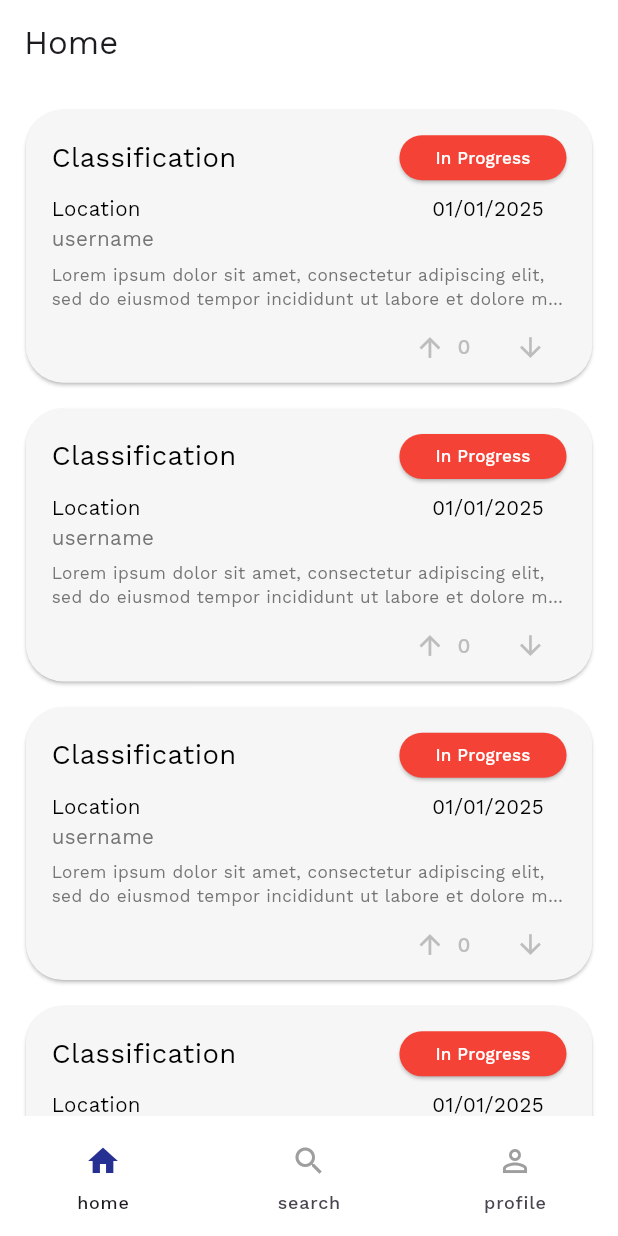
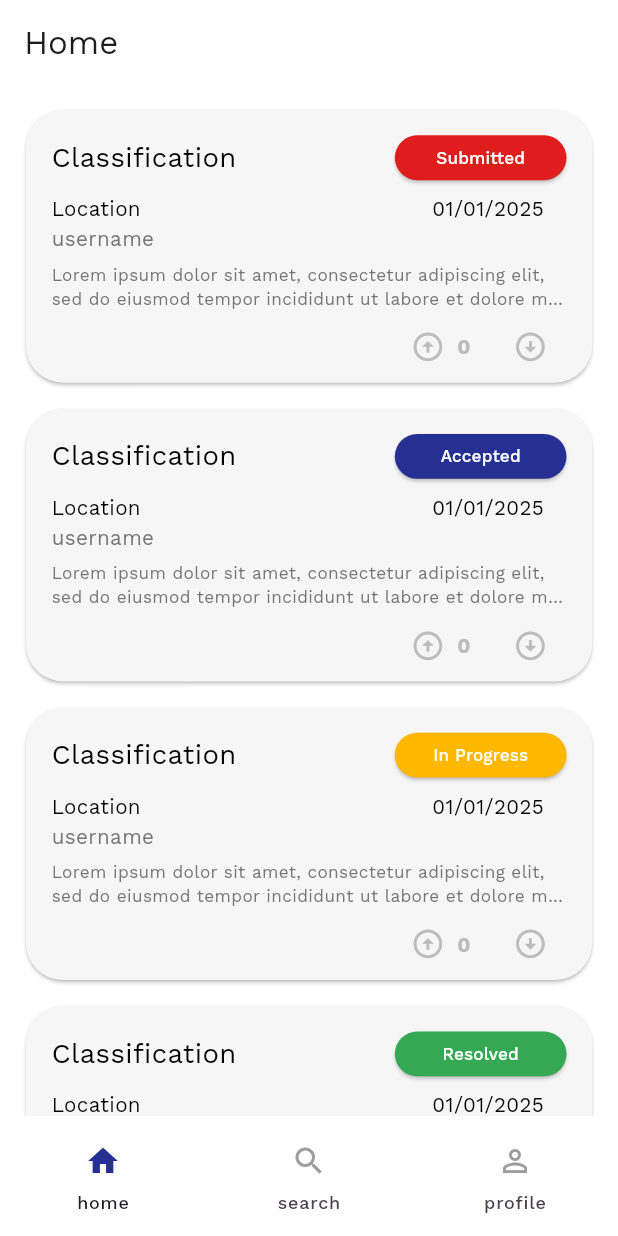
Before and after one commit to omnomdondon/E-ALERTO, a Flutter app: the HomeScreen screen opened by its route, on a phone screen of 412 x 824 dp. Run offline on Flutter 3.47's test engine with Material 3 defaults, Android fonts, the phone set to English and light mode, and no system bars; our stand-ins replace flutter_screenutil, go_router, google_fonts.

Commit message:
Add upvote function post card; to add detail screen

```diff
--- a/lib/constants.dart
+++ b/lib/constants.dart
@@ -1,3 +1,10 @@
 import 'package:flutter/material.dart';
 
 const Color COLOR_PRIMARY = Color.fromARGB(255, 38, 48, 146);
+
+// Status Colors:
+const Color COLOR_SUBMITTED = Color.fromARGB(255, 223, 29, 28);
+const Color COLOR_ACCEPTED = Color.fromARGB(255, 38, 48, 146);
+const Color COLOR_INPROGRESS = Color.fromARGB(255, 255, 183, 0);
+const Color COLOR_RESOLVED = Color.fromARGB(255, 52, 168, 83);
+const Color COLOR_DEFAULT = Color.fromARGB(255, 97, 100, 107);
--- a/lib/view/screens/home_screen.dart
+++ b/lib/view/screens/home_screen.dart
@@ -18,12 +18,19 @@ class HomeScreen extends StatelessWidget {
             reportNumber: '1',
             classification: 'Classification',
             location: 'Location',
-            status: 'In Progress', //TODO: Change color depending on status
+            status: 'Submitted', //TODO: Change color depending on status
             date: '01/01/2025',
             username: 'username',
             description: 'Lorem ipsum dolor sit amet, consectetur adipiscing elit, sed do eiusmod tempor incididunt ut labore et dolore magna aliqua',
-            upVotes: 0,
-            downVotes: 0,
+          ),
+          PostCard(
+            reportNumber: '1',
+            classification: 'Classification',
+            location: 'Location',
+            status: 'Accepted', //TODO: Change color depending on status
+            date: '01/01/2025',
+            username: 'username',
+            description: 'Lorem ipsum dolor sit amet, consectetur adipiscing elit, sed do eiusmod tempor incididunt ut labore et dolore magna aliqua',
           ),
           PostCard(
             reportNumber: '1',
@@ -33,30 +40,24 @@ class HomeScreen extends StatelessWidget {
             date: '01/01/2025',
             username: 'username',
             description: 'Lorem ipsum dolor sit amet, consectetur adipiscing elit, sed do eiusmod tempor incididunt ut labore et dolore magna aliqua',
-            upVotes: 0,
-            downVotes: 0,
           ),
           PostCard(
             reportNumber: '1',
             classification: 'Classification',
             location: 'Location',
-            status: 'In Progress', //TODO: Change color depending on status
+            status: 'Resolved', //TODO: Change color depending on status
             date: '01/01/2025',
             username: 'username',
             description: 'Lorem ipsum dolor sit amet, consectetur adipiscing elit, sed do eiusmod tempor incididunt ut labore et dolore magna aliqua',
-            upVotes: 0,
-            downVotes: 0,
           ),
           PostCard(
             reportNumber: '1',
             classification: 'Classification',
             location: 'Location',
-            status: 'In Progress', //TODO: Change color depending on status
+            status: 'Declined', //TODO: Change color depending on status
             date: '01/01/2025',
             username: 'username',
             description: 'Lorem ipsum dolor sit amet, consectetur adipiscing elit, sed do eiusmod tempor incididunt ut labore et dolore magna aliqua',
-            upVotes: 0,
-            downVotes: 0,
           )
         ],
       ),
--- a/lib/view/widgets/post_card.dart
+++ b/lib/view/widgets/post_card.dart
@@ -11,9 +11,8 @@ class PostCard extends StatefulWidget {
   final String username;
   final String description;
   final String image;
-  final int upVotes;
-  final int downVotes;
-  final int totalVote;
+  int initialUpVotes;
+  int initialDownVotes;
 
   PostCard({
     super.key,
@@ -25,9 +24,8 @@ class PostCard extends StatefulWidget {
     required this.username,
     required this.description,
     this.image = '',
-    required this.upVotes,
-    required this.downVotes,
-    this.totalVote = 0,
+    this.initialUpVotes = 0,
+    this.initialDownVotes = 0,
   });
 
   @override
@@ -35,6 +33,50 @@ class PostCard extends StatefulWidget {
 }
 
 class _PostCardState extends State<PostCard> {
+  int upVotes = 0;
+  int downVotes = 0;
+  int totalVote = 0;
+  int userVote = 0; // 1 for upvote, -1 for downvote, 0 for neutral
+
+  @override
+  void initState() {
+    super.initState();
+    upVotes = widget.initialUpVotes;
+    downVotes = widget.initialDownVotes;
+    totalVote = upVotes - downVotes;
+  }
+
+  void vote(int voteType) {
+    setState(() {
+      if (userVote == voteType) {
+        // If the user clicks the same vote, reset it
+        if (voteType == 1) {
+          upVotes--;
+        } else {
+          downVotes--;
+        }
+        userVote = 0;
+      } else {
+        // Remove previous vote if exists
+        if (userVote == 1) {
+          upVotes--;
+        } else if (userVote == -1) {
+          downVotes--;
+        }
+
+        // Apply new vote
+        if (voteType == 1) {
+          upVotes++;
+        } else {
+          downVotes++;
+        }
+
+        userVote = voteType;
+      }
+      totalVote = upVotes - downVotes;
+    });
+  }
+
   @override
   Widget build(BuildContext context) {
     return GestureDetector(
@@ -67,9 +109,9 @@ class _PostCardState extends State<PostCard> {
                   ElevatedButton(
                     onPressed: () {},
                     style:  ElevatedButton.styleFrom(
-                      backgroundColor: Colors.red,// Set background color
-                      minimumSize: const Size(90, 30), // Ensures a minimum width and height
-                      maximumSize: const Size(150, 50),
+                      backgroundColor: getStatusColor(widget.status),// Set background color
+                      minimumSize: Size(ScreenUtil().setWidth(100), ScreenUtil().setHeight(25)), // Ensures a minimum width and height
+                      //maximumSize: const Size(150, 50),
                     ),
                     child: Text(widget.status,
                       style: TextStyle(
@@ -138,25 +180,27 @@ class _PostCardState extends State<PostCard> {
                 mainAxisAlignment: MainAxisAlignment.end,
                 children: [
                   TextButton.icon(
-                    onPressed: () {},
-                    icon: Icon(Icons.arrow_upward, size: ScreenUtil().setSp(18)),
-                    label: Text(widget.totalVote.toString(),
+                    onPressed: () {
+                      vote(1);
+                    },
+                    icon: Icon(Icons.arrow_circle_up, size: ScreenUtil().setSp(20), color: userVote == 1 ? COLOR_PRIMARY : Colors.grey.shade400, weight: 20,),
+                    label: Text(totalVote.toString(),
                       style: TextStyle(
-                        color: Colors.grey.shade400,
+                        color: userVote == 1 || userVote == -1 ? COLOR_PRIMARY : Colors.grey.shade400,
+                        fontWeight: FontWeight.bold,
                         fontSize: ScreenUtil().setSp(12)
                       ),
                     ),
-                    style: TextButton.styleFrom(
-                      iconColor: Colors.grey.shade400
-                    ),
                   ),
                   IconButton(
-                    onPressed: () {},
-                    icon: const Icon(Icons.arrow_downward),
+                    onPressed: () {
+                      vote(-1);
+                    },
+                    icon: const Icon(Icons.arrow_circle_down, weight: 20,),
 
                     style: IconButton.styleFrom(
-                      foregroundColor: Colors.grey.shade400,
-                      iconSize: ScreenUtil().setSp(18)
+                      foregroundColor: userVote == -1 ? COLOR_PRIMARY : Colors.grey.shade400,
+                      iconSize: ScreenUtil().setSp(20)
                     ),
                   )
 
@@ -170,3 +214,18 @@ class _PostCardState extends State<PostCard> {
     );
   }
 }
+
+Color getStatusColor (String status) {
+  switch (status.toLowerCase()) {
+    case 'submitted':
+      return COLOR_SUBMITTED;
+    case 'accepted':
+      return COLOR_ACCEPTED;
+    case 'in progress':
+      return COLOR_INPROGRESS;
+    case 'resolved':
+      return COLOR_RESOLVED;
+    default:
+      return COLOR_DEFAULT; // Default color if no match
+  }
+}
```
